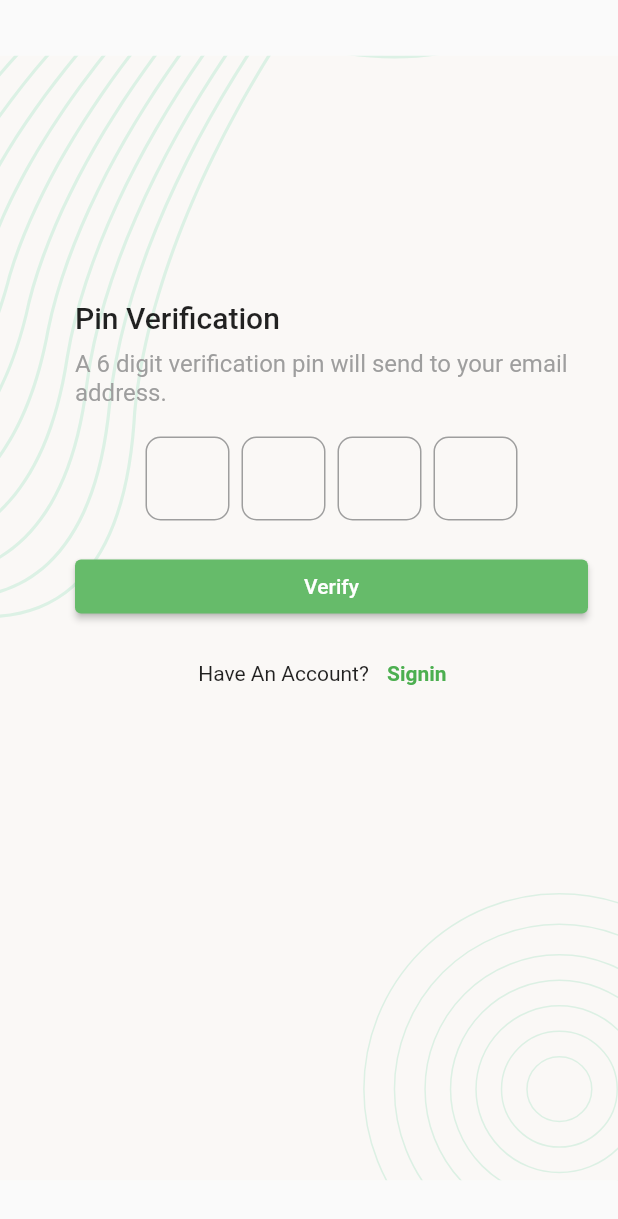
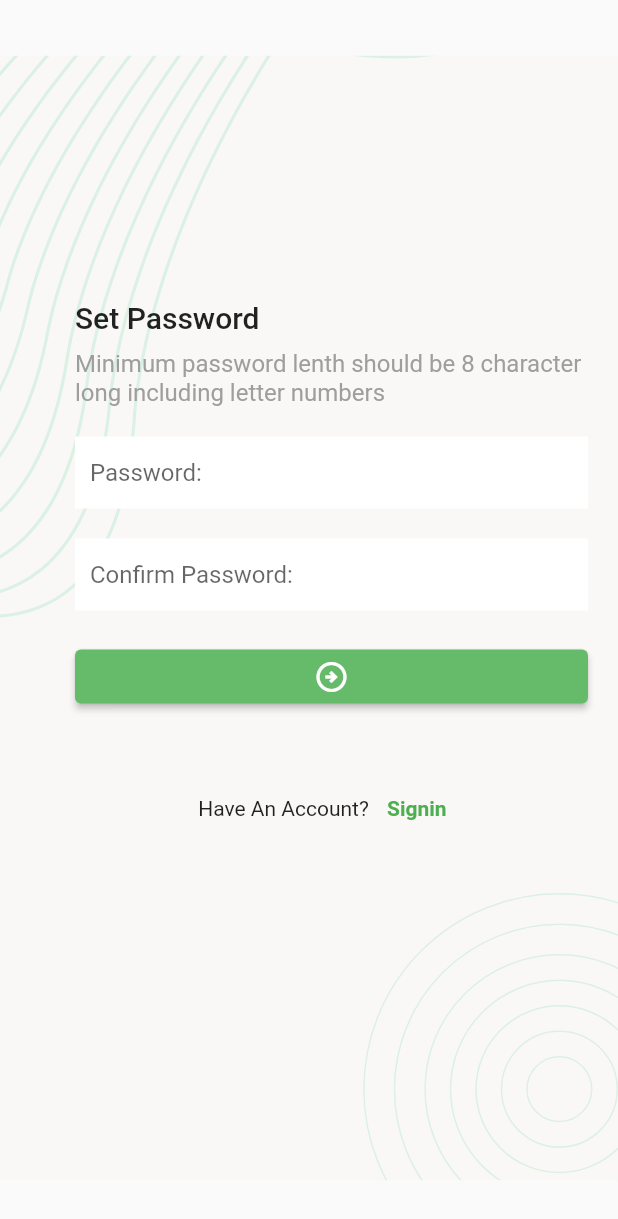
Before and after one commit to devruhulamin/task_manager_app_, a Flutter app: the screen it shows after launch, on a phone screen of 412 x 824 dp. Shown: the top 1219 px of the screen. Run offline on Flutter 3.47's test engine with Material 2 defaults, Android fonts, the phone set to English and light mode, and no system bars; drawn by our look-alikes of pinput; our stand-ins replace flutter_svg.

Commit message:
set password screen done

```diff
--- a/lib/ui/screens/pin_verification_scree.dart
+++ b/lib/ui/screens/pin_verification_scree.dart
@@ -107,12 +107,12 @@ final defaultPinTheme = PinTheme(
 );
 
 final focusedPinTheme = defaultPinTheme.copyDecorationWith(
-  border: Border.all(color: Color.fromRGBO(114, 178, 238, 1)),
+  border: Border.all(color: const Color.fromRGBO(114, 178, 238, 1)),
   borderRadius: BorderRadius.circular(8),
 );
 
 final submittedPinTheme = defaultPinTheme.copyWith(
   decoration: defaultPinTheme.decoration?.copyWith(
-    color: Color.fromRGBO(234, 239, 243, 1),
+    color: const Color.fromRGBO(234, 239, 243, 1),
   ),
 );
--- /dev/null
+++ b/lib/ui/screens/set_password_screen.dart
@@ -0,0 +1,94 @@
+import 'package:flutter/material.dart';
+import 'package:task_manager_app/ui/screens/login_screen.dart';
+import 'package:task_manager_app/ui/widgets/default_background.dart';
+
+class SetPasswordScreen extends StatelessWidget {
+  const SetPasswordScreen({super.key});
+
+  @override
+  Widget build(BuildContext context) {
+    return Scaffold(
+      resizeToAvoidBottomInset: false,
+      body: DefaultBackGround(
+          child: SafeArea(
+        child: Padding(
+          padding:
+              const EdgeInsets.only(top: 200, left: 50, right: 20, bottom: 20),
+          child: SingleChildScrollView(
+            child: Column(
+              crossAxisAlignment: CrossAxisAlignment.start,
+              children: [
+                Text(
+                  "Set Password",
+                  style: Theme.of(context).textTheme.titleLarge,
+                ),
+                const SizedBox(
+                  height: 10,
+                ),
+                const Text(
+                  "Minimum password lenth should be 8 character long including letter numbers",
+                  style: TextStyle(color: Colors.grey, fontSize: 16),
+                ),
+                const SizedBox(
+                  height: 20,
+                ),
+                TextFormField(
+                  decoration: const InputDecoration(
+                    filled: true,
+                    hintText: 'Password: ',
+                  ),
+                ),
+                const SizedBox(
+                  height: 20,
+                ),
+                TextFormField(
+                  obscureText: true,
+                  decoration: const InputDecoration(
+                    filled: true,
+                    hintText: 'Confirm Password: ',
+                  ),
+                ),
+                const SizedBox(
+                  height: 20,
+                ),
+                SizedBox(
+                  width: double.infinity,
+                  child: ElevatedButton(
+                    onPressed: () {},
+                    child: const Icon(
+                      Icons.arrow_circle_right_outlined,
+                    ),
+                  ),
+                ),
+                const SizedBox(height: 40),
+                Center(
+                    child: Row(
+                  mainAxisAlignment: MainAxisAlignment.center,
+                  children: [
+                    const Text(
+                      "Have An Account?",
+                    ),
+                    TextButton(
+                        onPressed: () {
+                          Navigator.pushAndRemoveUntil(
+                              context,
+                              MaterialPageRoute(
+                                builder: (context) => const LoginScreen(),
+                              ),
+                              (route) => false);
+                        },
+                        child: const Text(
+                          "Signin",
+                          style: TextStyle(
+                              color: Colors.green, fontWeight: FontWeight.bold),
+                        ))
+                  ],
+                )),
+              ],
+            ),
+          ),
+        ),
+      )),
+    );
+  }
+}
--- a/lib/ui/screens/splash_screen.dart
+++ b/lib/ui/screens/splash_screen.dart
@@ -1,9 +1,6 @@
 import 'package:flutter/material.dart';
 import 'package:flutter_svg/svg.dart';
-import 'package:task_manager_app/ui/screens/forgot_password_screen.dart';
-import 'package:task_manager_app/ui/screens/home_screen.dart';
-import 'package:task_manager_app/ui/screens/login_screen.dart';
-import 'package:task_manager_app/ui/screens/pin_verification_scree.dart';
+import 'package:task_manager_app/ui/screens/set_password_screen.dart';
 import 'package:task_manager_app/ui/widgets/default_background.dart';
 
 class SplashScreen extends StatefulWidget {
@@ -41,7 +38,7 @@ void goToHome(BuildContext context) {
       Navigator.pushReplacement(
           context,
           MaterialPageRoute(
-            builder: (context) => const PinVerificationScreen(),
+            builder: (context) => const SetPasswordScreen(),
           ));
     },
   );
```
